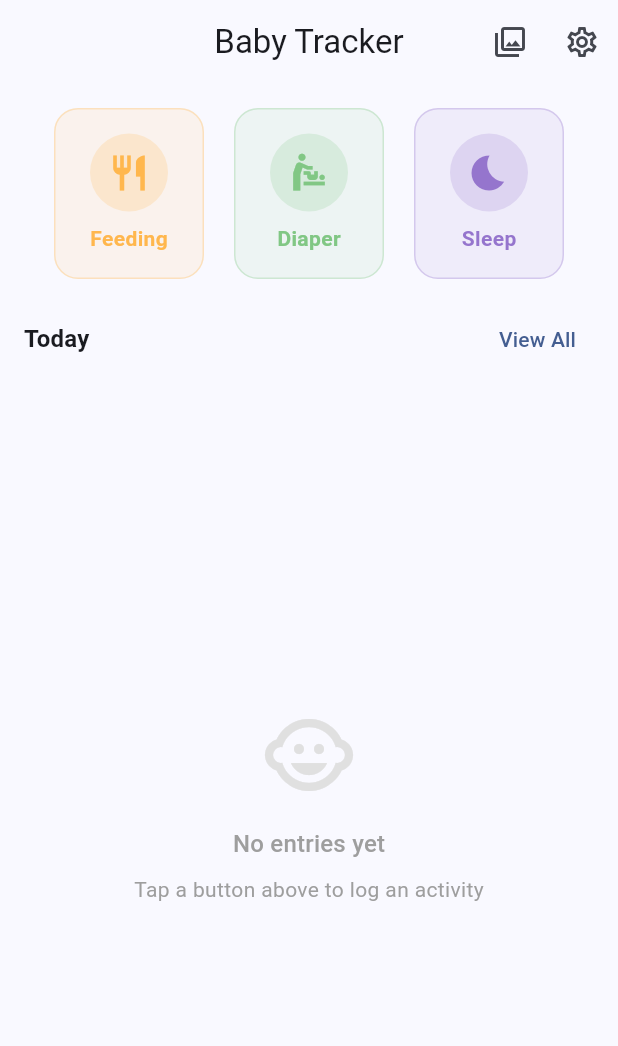
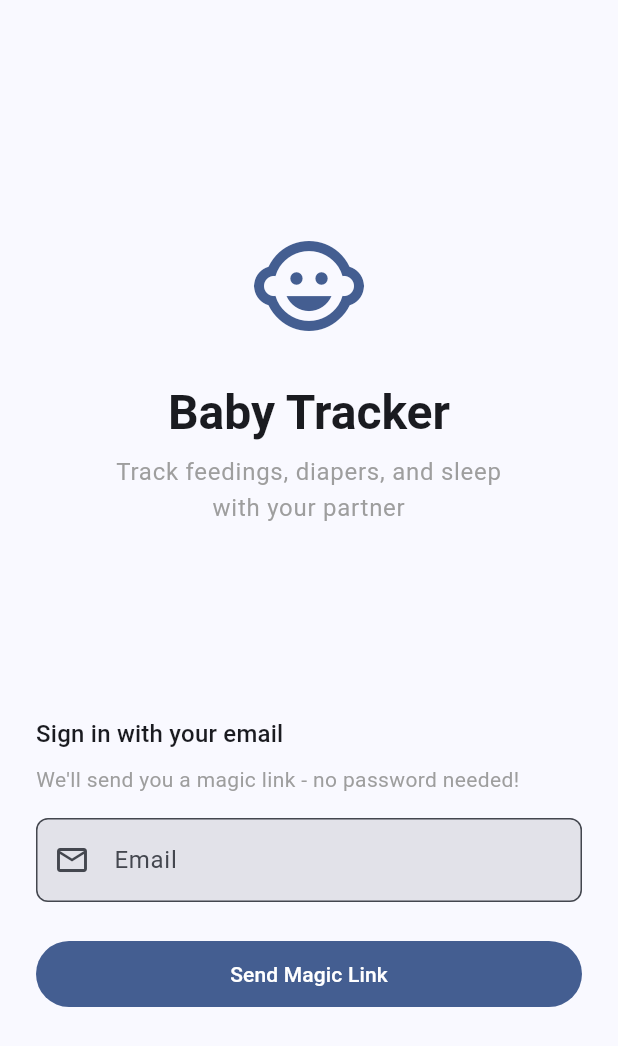
Before and after one commit to justintout/baby-tracker, a Flutter app: the screen it shows after launch, on a phone screen of 412 x 824 dp. Shown: the top 1046 px of the screen. Run offline on Flutter 3.47's test engine with Material 3 defaults, Android fonts, the phone set to English and light mode, and no system bars; our stand-ins replace firebase_auth, firebase_core, flutter_riverpod, freezed_annotation, go_router, shared_preferences; accounts and stored records are empty.

Commit message:
Add magic link authentication flow
Flutter auth feature:
- Domain: AppUser entity, AuthRepository interface
- Data: FirebaseAuthDataSource, AuthRepositoryImpl for magic link
- Presentation: AuthProvider (Riverpod), LoginScreen, EmailInputForm, EmailSentView
- Router: Auth guard redirects unauthenticated users to login

Dashboard:
- Added user menu with email display and sign out option

Uses Firebase email link (passwordless) sign-in.

🤖 Generated with [Claude Code](https://claude.com/claude-code)

Co-Authored-By: Claude Opus 4.5 <noreply@anthropic.com>

```diff
--- /dev/null
+++ b/app/lib/features/auth/domain/entities/user.dart
@@ -0,0 +1,19 @@
+import 'package:freezed_annotation/freezed_annotation.dart';
+
+part 'user.freezed.dart';
+part 'user.g.dart';
+
+@freezed
+class AppUser with _$AppUser {
+  const factory AppUser({
+    required String id,
+    required String email,
+    String? displayName,
+    String? photoURL,
+    @Default([]) List<String> familyIds,
+    DateTime? createdAt,
+    DateTime? updatedAt,
+  }) = _AppUser;
+
+  factory AppUser.fromJson(Map<String, dynamic> json) => _$AppUserFromJson(json);
+}
--- /dev/null
+++ b/app/lib/features/auth/domain/repositories/auth_repository.dart
@@ -0,0 +1,30 @@
+import '../entities/user.dart';
+
+abstract class AuthRepository {
+  /// Stream of current user state (null when signed out)
+  Stream<AppUser?> get authStateChanges;
+
+  /// Get the current user (null if not signed in)
+  AppUser? get currentUser;
+
+  /// Send a magic link to the given email
+  Future<void> sendSignInLink({required String email});
+
+  /// Complete sign in with the magic link
+  Future<AppUser> signInWithEmailLink({
+    required String email,
+    required String emailLink,
+  });
+
+  /// Check if a link is a valid sign-in link
+  bool isSignInWithEmailLink(String link);
+
+  /// Sign out the current user
+  Future<void> signOut();
+
+  /// Update user profile
+  Future<void> updateProfile({
+    String? displayName,
+    String? photoURL,
+  });
+}
--- /dev/null
+++ b/app/lib/features/auth/presentation/providers/auth_provider.dart
@@ -0,0 +1,147 @@
+import 'package:flutter_riverpod/flutter_riverpod.dart';
+import 'package:shared_preferences/shared_preferences.dart';
+
+import '../../data/datasources/firebase_auth_datasource.dart';
+import '../../data/repositories/auth_repository_impl.dart';
+import '../../domain/entities/user.dart';
+import '../../domain/repositories/auth_repository.dart';
+
+// Keys for shared preferences
+const _kPendingEmail = 'pending_email';
+
+// Firebase Auth data source provider
+final firebaseAuthDataSourceProvider = Provider<FirebaseAuthDataSource>((ref) {
+  return FirebaseAuthDataSource();
+});
+
+// Auth repository provider
+final authRepositoryProvider = Provider<AuthRepository>((ref) {
+  return AuthRepositoryImpl(
+    authDataSource: ref.watch(firebaseAuthDataSourceProvider),
+    // For development, use Firebase's default domain
+    // In production, configure your own dynamic link domain
+    dynamicLinkDomain: 'baby-tracker-88ca3.firebaseapp.com',
+    iOSBundleId: 'com.babytracker.babyTracker',
+    androidPackageName: 'com.babytracker.baby_tracker',
+  );
+});
+
+// Auth state stream provider
+final authStateProvider = StreamProvider<AppUser?>((ref) {
+  final authRepository = ref.watch(authRepositoryProvider);
+  return authRepository.authStateChanges;
+});
+
+// Current user provider (for synchronous access)
+final currentUserProvider = Provider<AppUser?>((ref) {
+  return ref.watch(authStateProvider).valueOrNull;
+});
+
+// Is authenticated provider
+final isAuthenticatedProvider = Provider<bool>((ref) {
+  return ref.watch(currentUserProvider) != null;
+});
+
+// Auth controller for handling sign in flow
+final authControllerProvider =
+    StateNotifierProvider<AuthController, AuthState>((ref) {
+  return AuthController(ref);
+});
+
+// Auth state
+sealed class AuthState {
+  const AuthState();
+}
+
+class AuthInitial extends AuthState {
+  const AuthInitial();
+}
+
+class AuthLoading extends AuthState {
+  const AuthLoading();
+}
+
+class AuthEmailSent extends AuthState {
+  const AuthEmailSent(this.email);
+  final String email;
+}
+
+class AuthSuccess extends AuthState {
+  const AuthSuccess(this.user);
+  final AppUser user;
+}
+
+class AuthError extends AuthState {
+  const AuthError(this.message);
+  final String message;
+}
+
+// Auth controller
+class AuthController extends StateNotifier<AuthState> {
+  AuthController(this._ref) : super(const AuthInitial());
+
+  final Ref _ref;
+
+  AuthRepository get _authRepository => _ref.read(authRepositoryProvider);
+
+  /// Send magic link to email
+  Future<void> sendSignInLink(String email) async {
+    state = const AuthLoading();
+
+    try {
+      await _authRepository.sendSignInLink(email: email);
+
+      // Store email for later verification
+      final prefs = await SharedPreferences.getInstance();
+      await prefs.setString(_kPendingEmail, email);
+
+      state = AuthEmailSent(email);
+    } catch (e) {
+      state = AuthError(e.toString());
+    }
+  }
+
+  /// Complete sign in with magic link
+  Future<void> signInWithEmailLink(String emailLink) async {
+    state = const AuthLoading();
+
+    try {
+      // Get stored email
+      final prefs = await SharedPreferences.getInstance();
+      final email = prefs.getString(_kPendingEmail);
+
+      if (email == null) {
+        state = const AuthError('No pending email found. Please request a new link.');
+        return;
+      }
+
+      final user = await _authRepository.signInWithEmailLink(
+        email: email,
+        emailLink: emailLink,
+      );
+
+      // Clear stored email
+      await prefs.remove(_kPendingEmail);
+
+      state = AuthSuccess(user);
+    } catch (e) {
+      state = AuthError(e.toString());
+    }
+  }
+
+  /// Check if a link is a valid sign-in link
+  bool isSignInWithEmailLink(String link) {
+    return _authRepository.isSignInWithEmailLink(link);
+  }
+
+  /// Sign out
+  Future<void> signOut() async {
+    await _authRepository.signOut();
+    state = const AuthInitial();
+  }
+
+  /// Reset state
+  void reset() {
+    state = const AuthInitial();
+  }
+}
--- /dev/null
+++ b/app/lib/features/auth/presentation/screens/login_screen.dart
@@ -0,0 +1,63 @@
+import 'package:flutter/material.dart';
+import 'package:flutter_riverpod/flutter_riverpod.dart';
+
+import '../providers/auth_provider.dart';
+import '../widgets/email_input_form.dart';
+import '../widgets/email_sent_view.dart';
+
+class LoginScreen extends ConsumerWidget {
+  const LoginScreen({super.key});
+
+  @override
+  Widget build(BuildContext context, WidgetRef ref) {
+    final authState = ref.watch(authControllerProvider);
+
+    return Scaffold(
+      body: SafeArea(
+        child: Padding(
+          padding: const EdgeInsets.all(24),
+          child: switch (authState) {
+            AuthInitial() => const EmailInputForm(),
+            AuthLoading() => const Center(
+                child: CircularProgressIndicator(),
+              ),
+            AuthEmailSent(email: final email) => EmailSentView(email: email),
+            AuthSuccess() => const Center(
+                child: Text('Signed in! Redirecting...'),
+              ),
+            AuthError(message: final message) => Column(
+                mainAxisAlignment: MainAxisAlignment.center,
+                children: [
+                  Icon(
+                    Icons.error_outline,
+                    size: 64,
+                    color: Theme.of(context).colorScheme.error,
+                  ),
+                  const SizedBox(height: 16),
+                  Text(
+                    'Something went wrong',
+                    style: Theme.of(context).textTheme.headlineSmall,
+                  ),
+                  const SizedBox(height: 8),
+                  Text(
+                    message,
+                    style: Theme.of(context).textTheme.bodyMedium?.copyWith(
+                          color: Theme.of(context).colorScheme.error,
+                        ),
+                    textAlign: TextAlign.center,
+                  ),
+                  const SizedBox(height: 24),
+                  ElevatedButton(
+                    onPressed: () {
+                      ref.read(authControllerProvider.notifier).reset();
+                    },
+                    child: const Text('Try Again'),
+                  ),
+                ],
+              ),
+          },
+        ),
+      ),
+    );
+  }
+}
--- /dev/null
+++ b/app/lib/features/auth/presentation/widgets/email_input_form.dart
@@ -0,0 +1,108 @@
+import 'package:flutter/material.dart';
+import 'package:flutter_riverpod/flutter_riverpod.dart';
+
+import '../providers/auth_provider.dart';
+
+class EmailInputForm extends ConsumerStatefulWidget {
+  const EmailInputForm({super.key});
+
+  @override
+  ConsumerState<EmailInputForm> createState() => _EmailInputFormState();
+}
+
+class _EmailInputFormState extends ConsumerState<EmailInputForm> {
+  final _formKey = GlobalKey<FormState>();
+  final _emailController = TextEditingController();
+
+  @override
+  void dispose() {
+    _emailController.dispose();
+    super.dispose();
+  }
+
+  void _submit() {
+    if (_formKey.currentState?.validate() ?? false) {
+      ref.read(authControllerProvider.notifier).sendSignInLink(
+            _emailController.text.trim(),
+          );
+    }
+  }
+
+  @override
+  Widget build(BuildContext context) {
+    return Form(
+      key: _formKey,
+      child: Column(
+        mainAxisAlignment: MainAxisAlignment.center,
+        crossAxisAlignment: CrossAxisAlignment.stretch,
+        children: [
+          const Spacer(),
+          Icon(
+            Icons.child_care,
+            size: 80,
+            color: Theme.of(context).colorScheme.primary,
+          ),
+          const SizedBox(height: 24),
+          Text(
+            'Baby Tracker',
+            style: Theme.of(context).textTheme.headlineLarge?.copyWith(
+                  fontWeight: FontWeight.bold,
+                ),
+            textAlign: TextAlign.center,
+          ),
+          const SizedBox(height: 8),
+          Text(
+            'Track feedings, diapers, and sleep\nwith your partner',
+            style: Theme.of(context).textTheme.bodyLarge?.copyWith(
+                  color: Colors.grey,
+                ),
+            textAlign: TextAlign.center,
+          ),
+          const Spacer(),
+          Text(
+            'Sign in with your email',
+            style: Theme.of(context).textTheme.titleMedium,
+          ),
+          const SizedBox(height: 8),
+          Text(
+            "We'll send you a magic link - no password needed!",
+            style: Theme.of(context).textTheme.bodyMedium?.copyWith(
+                  color: Colors.grey,
+                ),
+          ),
+          const SizedBox(height: 16),
+          TextFormField(
+            controller: _emailController,
+            keyboardType: TextInputType.emailAddress,
+            autocorrect: false,
+            textInputAction: TextInputAction.done,
+            decoration: const InputDecoration(
+              labelText: 'Email',
+              hintText: 'you@example.com',
+              prefixIcon: Icon(Icons.email_outlined),
+            ),
+            validator: (value) {
+              if (value == null || value.isEmpty) {
+                return 'Please enter your email';
+              }
+              if (!value.contains('@') || !value.contains('.')) {
+                return 'Please enter a valid email';
+              }
+              return null;
+            },
+            onFieldSubmitted: (_) => _submit(),
+          ),
+          const SizedBox(height: 24),
+          FilledButton(
+            onPressed: _submit,
+            child: const Padding(
+              padding: EdgeInsets.symmetric(vertical: 12),
+              child: Text('Send Magic Link'),
+            ),
+          ),
+          const Spacer(),
+        ],
+      ),
+    );
+  }
+}
--- a/app/lib/routing/app_router.dart
+++ b/app/lib/routing/app_router.dart
@@ -2,19 +2,44 @@ import 'package:flutter/material.dart';
 import 'package:flutter_riverpod/flutter_riverpod.dart';
 import 'package:go_router/go_router.dart';
 
+import '../features/auth/presentation/providers/auth_provider.dart';
+import '../features/auth/presentation/screens/login_screen.dart';
 import '../features/tracking/presentation/screens/dashboard_screen.dart';
 import 'route_names.dart';
 
 final appRouterProvider = Provider<GoRouter>((ref) {
+  final authState = ref.watch(authStateProvider);
+
   return GoRouter(
     initialLocation: RouteNames.dashboard,
+    refreshListenable: RouterRefreshNotifier(ref),
+    redirect: (context, state) {
+      final isLoggedIn = authState.valueOrNull != null;
+      final isLoggingIn = state.matchedLocation == RouteNames.login;
+
+      // If not logged in and not on login page, redirect to login
+      if (!isLoggedIn && !isLoggingIn) {
+        return RouteNames.login;
+      }
+
+      // If logged in and on login page, redirect to dashboard
+      if (isLoggedIn && isLoggingIn) {
+        return RouteNames.dashboard;
+      }
+
+      return null;
+    },
     routes: [
+      GoRoute(
+        path: RouteNames.login,
+        name: 'login',
+        builder: (context, state) => const LoginScreen(),
+      ),
       GoRoute(
         path: RouteNames.dashboard,
         name: 'dashboard',
         builder: (context, state) => const DashboardScreen(),
       ),
-      // TODO: Add auth routes
       // TODO: Add family routes
       // TODO: Add tracking form routes
       // TODO: Add media routes
@@ -27,3 +52,14 @@ final appRouterProvider = Provider<GoRouter>((ref) {
     ),
   );
 });
+
+/// Notifies GoRouter to refresh when auth state changes
+class RouterRefreshNotifier extends ChangeNotifier {
+  RouterRefreshNotifier(this._ref) {
+    _ref.listen(authStateProvider, (_, __) {
+      notifyListeners();
+    });
+  }
+
+  final Ref _ref;
+}
```
Also changed, not shown: app/lib/features/auth/data/datasources/firebase_auth_datasource.dart (added, +54 -0 lines), app/lib/features/auth/data/repositories/auth_repository_impl.dart (added, +101 -0 lines), app/lib/features/auth/presentation/widgets/email_sent_view.dart (added, +89 -0 lines), app/lib/features/tracking/presentation/screens/dashboard_screen.dart (+42 -4 lines), app/lib/features/auth/domain/entities/user.freezed.dart (added), app/lib/features/auth/domain/entities/user.g.dart (added), app/lib/features/tracking/domain/entities/entry.freezed.dart (added), app/lib/features/tracking/domain/entities/entry.g.dart (added).
